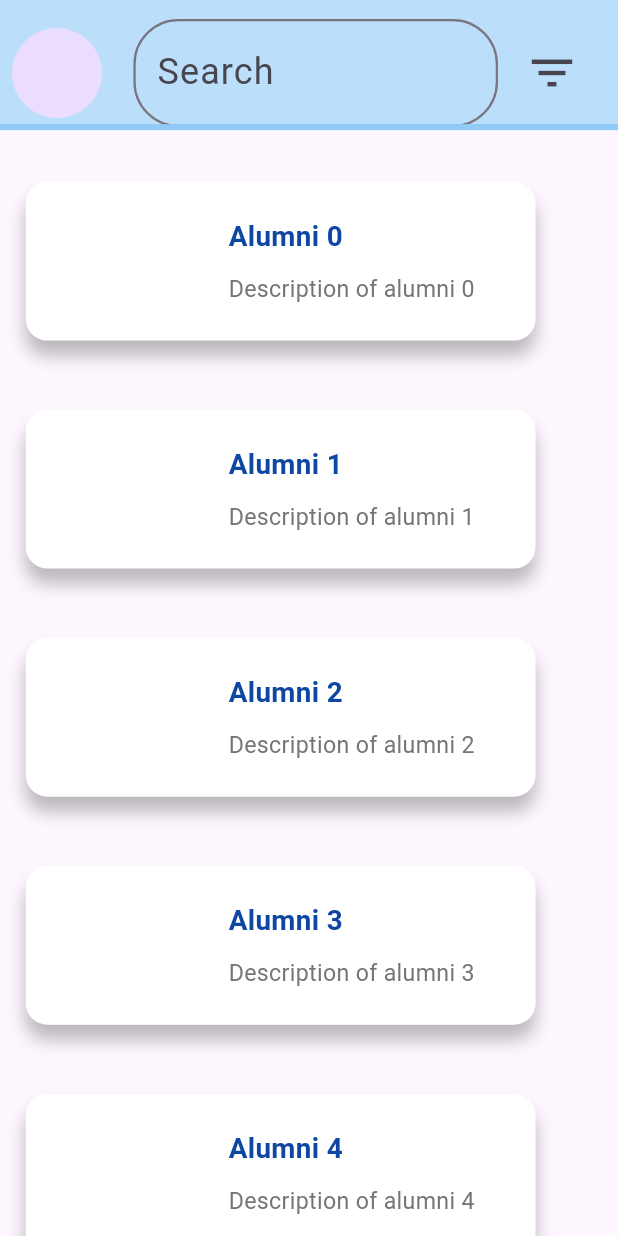
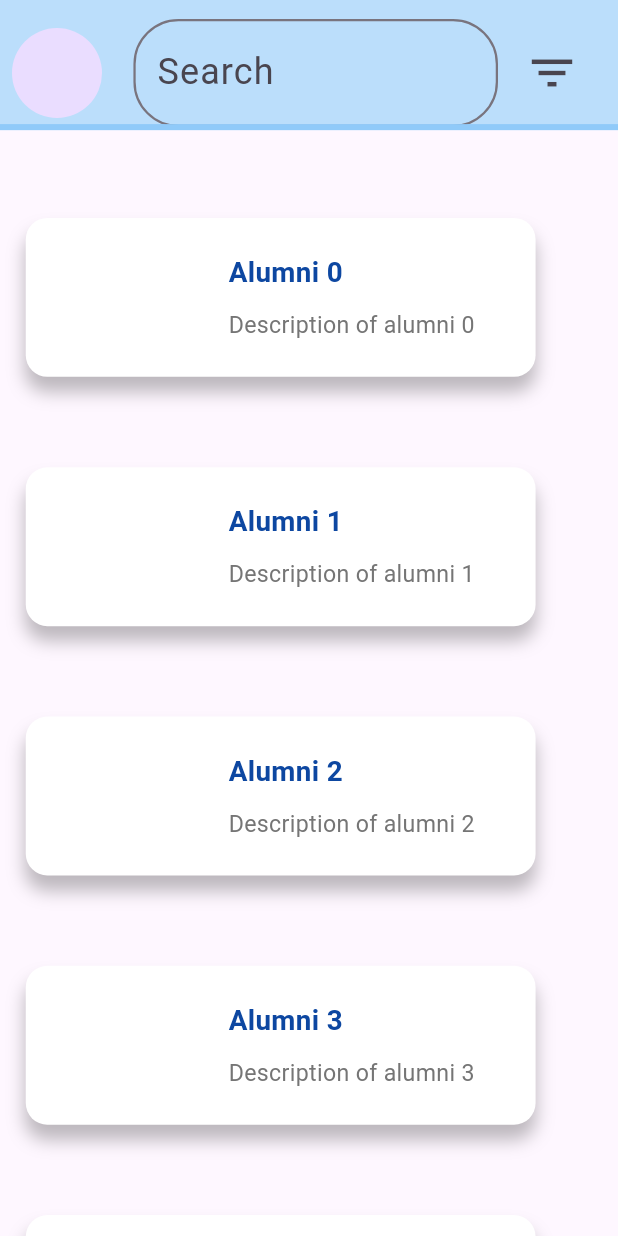
Before and after one commit to RITWIZSINGH/AlumniConnect, a Flutter app: the screen it shows after launch, on a phone screen of 412 x 824 dp. Run offline on Flutter 3.47's test engine with Material 3 defaults, Android fonts, the phone set to English and light mode, and no system bars; our stand-ins replace flutter_animate.

Commit message:
Made the service model in order to fetch alumni data

```diff
--- a/lib/screens/alumni_screen.dart
+++ b/lib/screens/alumni_screen.dart
@@ -1,3 +1,5 @@
+// ignore_for_file: use_key_in_widget_constructors, library_private_types_in_public_api
+
 import 'package:flutter/material.dart';
 import '../widgets/custom_app_bar.dart';
 import 'package:alumni_connect/widgets/custom_card.dart';
@@ -21,7 +23,7 @@ class _AlumniScreenState extends State<AlumniScreen> {
           CustomAppBar(),
           SliverPadding(
             padding: EdgeInsets.symmetric(
-                horizontal: screenWidth / 24, vertical: screenHeight / 48),
+                horizontal: screenWidth / 24, vertical: screenHeight / 24),
             sliver: SliverList(
               delegate: SliverChildBuilderDelegate(
                 (context, index) {
--- a/lib/widgets/custom_card.dart
+++ b/lib/widgets/custom_card.dart
@@ -7,7 +7,8 @@ class AlumniCard extends StatelessWidget {
   final bool isSelected;
   final VoidCallback onTap;
 
-  AlumniCard({required this.index, required this.isSelected, required this.onTap});
+  AlumniCard(
+      {required this.index, required this.isSelected, required this.onTap});
 
   @override
   Widget build(BuildContext context) {
@@ -15,13 +16,14 @@ class AlumniCard extends StatelessWidget {
     double screenHeight = MediaQuery.of(context).size.height;
 
     return Padding(
-      padding: EdgeInsets.symmetric(vertical: screenHeight / 48),
+      padding: EdgeInsets.symmetric(vertical: screenHeight / 34),
       child: GestureDetector(
         onTap: onTap,
         child: AnimatedContainer(
           duration: Duration(milliseconds: 300),
           transform: isSelected
-              ? Matrix4.identity().scaled(1.1) // Corrected the scale transformation
+              ? Matrix4.identity()
+                  .scaled(1.1) // Corrected the scale transformation
               : Matrix4.identity().scaled(0.9),
           decoration: BoxDecoration(
             borderRadius: BorderRadius.circular(16),
--- a/pubspec.yaml
+++ b/pubspec.yaml
@@ -36,6 +36,7 @@ dependencies:
   # Use with the CupertinoIcons class for iOS style icons.
   cupertino_icons: ^1.0.8
   flutter_animate: ^4.5.0
+  http: ^1.2.2
 
 dev_dependencies:
   flutter_test:
```
Also changed, not shown: lib/services/alumni_data.dart (added, +10 -0 lines), lib/services/network_helper.dart (added, +20 -0 lines), pubspec.lock.
